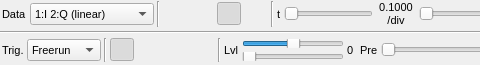
Before: the Qt Designer form sdrbase/gui/glscopegui.ui in f4exb/sdrangel, drawn with Qt 5; both pictures show x 0 to 480 and y 0 to 65 of the 809 by 65 pixel window.
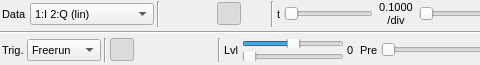
After: the same form once the commit is applied. Icons and pictures are not drawn. Custom widgets are drawn as their Qt base class.

```diff
--- a/sdrbase/gui/glscopegui.ui
+++ b/sdrbase/gui/glscopegui.ui
@@ -79,7 +79,7 @@
        </property>
        <item>
         <property name="text">
-         <string>1:I 2:Q (linear)</string>
+         <string>1:I 2:Q (lin)</string>
         </property>
        </item>
        <item>
```
Left out of the diff: 14 changed lines with no effect on the pictures.
